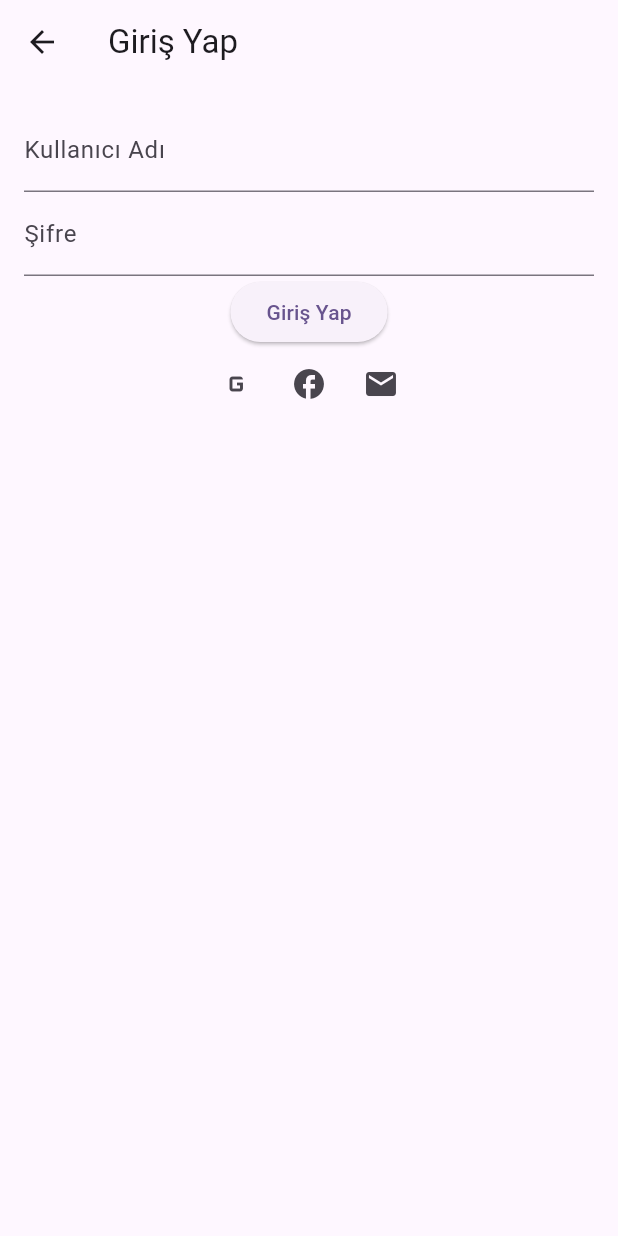
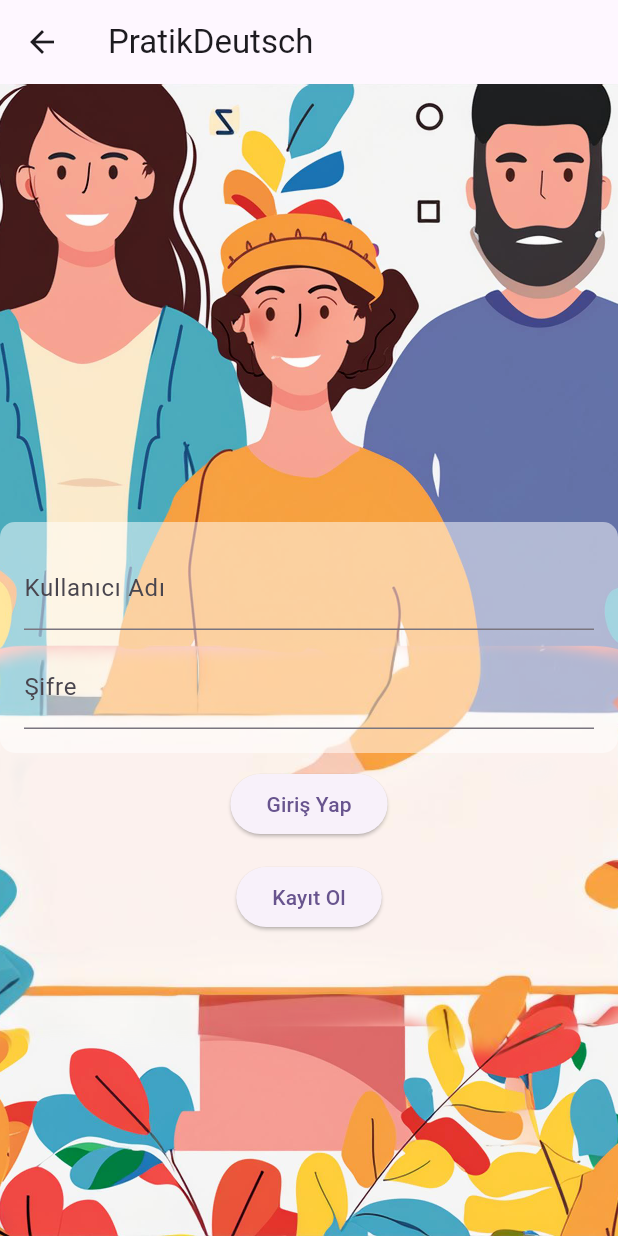
Before and after one commit to sevvaldurmaz1/almanca-dil-ogrenme-platformu, a Flutter app: the screen it shows after launch, after a tap on "Giriş Yap", on a phone screen of 412 x 824 dp. Run offline on Flutter 3.47's test engine with Material 3 defaults, Android fonts, the phone set to English and light mode, and no system bars; our stand-ins replace dash_chat_2, flutter_gemini.

Commit message:
first commit

```diff
--- a/lib/main.dart
+++ b/lib/main.dart
@@ -1,6 +1,6 @@
 import 'package:flutter/material.dart';
 import 'package:flutter_gemini/flutter_gemini.dart';
-import 'package:almanca2/consts.dart'; // Sadece bir kez ekleyin
+import 'package:almanca2/consts.dart';
 import 'screens/splash_screen.dart';
 import 'screens/login_screen.dart';
 
@@ -17,7 +17,7 @@ class MyApp extends StatelessWidget {
   @override
   Widget build(BuildContext context) {
     return MaterialApp(
-      home: SplashScreen(), // Ana sayfa SplashScreen olacak
+      home: SplashScreen(),
       routes: {
         '/login': (context) => LoginScreen(),
       },
--- a/lib/screens/login_screen.dart
+++ b/lib/screens/login_screen.dart
@@ -1,49 +1,96 @@
 import 'package:flutter/material.dart';
 import 'package:almanca2/screens/home_page.dart';
+import 'package:almanca2/screens/register_screen.dart';
 
-class LoginScreen extends StatelessWidget {
+class LoginScreen extends StatefulWidget {
+  @override
+  _LoginScreenState createState() => _LoginScreenState();
+}
+
+class _LoginScreenState extends State<LoginScreen> {
+  final TextEditingController _usernameController = TextEditingController();
+  final TextEditingController _passwordController = TextEditingController();
+
+  String? registeredUsername;
+  String? registeredPassword;
+
   @override
   Widget build(BuildContext context) {
     return Scaffold(
-      appBar: AppBar(title: Text('Giriş Yap')),
-      body: Padding(
-        padding: const EdgeInsets.all(16.0),
+      appBar: AppBar(title: Text('PratikDeutsch')),
+      body: Container(
+        decoration: BoxDecoration(
+          image: DecorationImage(
+            image: AssetImage('assets/arkaaplan.jpg'),
+            fit: BoxFit.cover,
+          ),
+        ),
+        child: Center(
+          child: Column(
+            mainAxisAlignment: MainAxisAlignment.center,
+            children: [
+              SizedBox(height: 90.0),
+              Container(
+                decoration: BoxDecoration(
+                  color: Colors.white.withOpacity(0.5),
+                  borderRadius: BorderRadius.circular(10.0),
+                ),
+                padding: EdgeInsets.all(16.0),
                 child: Column(
                   children: [
                     TextField(
+                      controller: _usernameController,
                       decoration: InputDecoration(labelText: 'Kullanıcı Adı'),
                     ),
+                    SizedBox(height: 10.0),
                     TextField(
+                      controller: _passwordController,
                       decoration: InputDecoration(labelText: 'Şifre'),
                       obscureText: true,
                     ),
+                  ],
+                ),
+              ),
+              SizedBox(height: 10.0),
+              ElevatedButton(
+                onPressed: () {
+                  if (_usernameController.text == registeredUsername &&
+                      _passwordController.text == registeredPassword) {
+                    Navigator.push(
+                      context,
+                      MaterialPageRoute(builder: (context) => HomePage()),
+                    );
+                  } else {
+                    // Hata mesajı göster
+                    ScaffoldMessenger.of(context).showSnackBar(
+                      SnackBar(content: Text('Geçersiz kullanıcı adı veya şifre')),
+                    );
+                  }
+                },
+                child: Text('Giriş Yap'),
+              ),
+              SizedBox(height: 14.0),
               ElevatedButton(
                 onPressed: () {
                   Navigator.push(
                     context,
-                  MaterialPageRoute(builder: (context) => HomePage()),
+                    MaterialPageRoute(
+                      builder: (context) => RegisterScreen(
+                        onRegister: (username, password) {
+                          setState(() {
+                            registeredUsername = username;
+                            registeredPassword = password;
+                          });
+                        },
+                      ),
+                    ),
                   );
                 },
-              child: Text('Giriş Yap'),
+                child: Text('Kayıt Ol'),
               ),
-            Row(
-              mainAxisAlignment: MainAxisAlignment.center,
-              children: [
-                IconButton(
-                  icon: Icon(Icons.g_mobiledata),
-                  onPressed: () {},
-                ),
-                IconButton(
-                  icon: Icon(Icons.facebook),
-                  onPressed: () {},
-                ),
-                IconButton(
-                  icon: Icon(Icons.email),
-                  onPressed: () {},
-                ),
+
             ],
           ),
-          ],
         ),
       ),
     );
--- a/lib/screens/splash_screen.dart
+++ b/lib/screens/splash_screen.dart
@@ -4,8 +4,14 @@ class SplashScreen extends StatelessWidget {
   @override
   Widget build(BuildContext context) {
     return Scaffold(
-      backgroundColor: Colors.white,
-      body: Center(
+      body: Container(
+        decoration: BoxDecoration(
+          image: DecorationImage(
+            image: AssetImage('assets/arkaaplan.jpg'),
+            fit: BoxFit.cover,
+          ),
+        ),
+        child: Center(
           child: Column(
             mainAxisAlignment: MainAxisAlignment.center,
             crossAxisAlignment: CrossAxisAlignment.center,
@@ -14,7 +20,7 @@ class SplashScreen extends StatelessWidget {
               Container(
                 padding: EdgeInsets.all(20.0),
                 decoration: BoxDecoration(
-                color: Colors.blue,
+                  color: Colors.blue.withOpacity(0.7),
                   borderRadius: BorderRadius.circular(10.0),
                 ),
                 child: Text(
@@ -26,15 +32,19 @@ class SplashScreen extends StatelessWidget {
                   ),
                 ),
               ),
-            SizedBox(height: 40.0),
+              SizedBox(height: 150.0),
               ElevatedButton(
                 onPressed: () {
                   Navigator.pushNamed(context, '/login');
                 },
-              child: Text('Giriş Yap'),
+                child: Text(
+                  'Giriş Yap',
+                  style: TextStyle(fontSize: 20.0),
+                ),
                 style: ElevatedButton.styleFrom(
+                  padding: EdgeInsets.symmetric(horizontal: 40.0, vertical: 20.0),
                   backgroundColor: Colors.white,
-                textStyle: TextStyle(color: Colors.purple),
+                  foregroundColor: Colors.blue,
                   shape: RoundedRectangleBorder(
                     borderRadius: BorderRadius.circular(10.0),
                   ),
@@ -43,6 +53,7 @@ class SplashScreen extends StatelessWidget {
             ],
           ),
         ),
+      ),
     );
   }
 }
--- a/pubspec.yaml
+++ b/pubspec.yaml
@@ -31,7 +31,6 @@ dependencies:
   flutter:
     sdk: flutter
 
-
   # The following adds the Cupertino Icons font to your application.
   # Use with the CupertinoIcons class for iOS style icons.
   cupertino_icons: ^1.0.6
@@ -61,9 +60,8 @@ flutter:
   uses-material-design: true
 
   # To add assets to your application, add an assets section, like this:
-  # assets:
-  #   - images/a_dot_burr.jpeg
-  #   - images/a_dot_ham.jpeg
+  assets:
+    - assets/arkaaplan.jpg
 
   # An image asset can refer to one or more resolution-specific "variants", see
   # https://flutter.dev/assets-and-images/#resolution-aware
```
Also changed, not shown: lib/screens/home_page.dart (+11 -9 lines), lib/screens/register_screen.dart (added, +82 -0 lines), assets/arkaaplan.jpg (added). Lines whose indentation alone changed are shown as unchanged.
